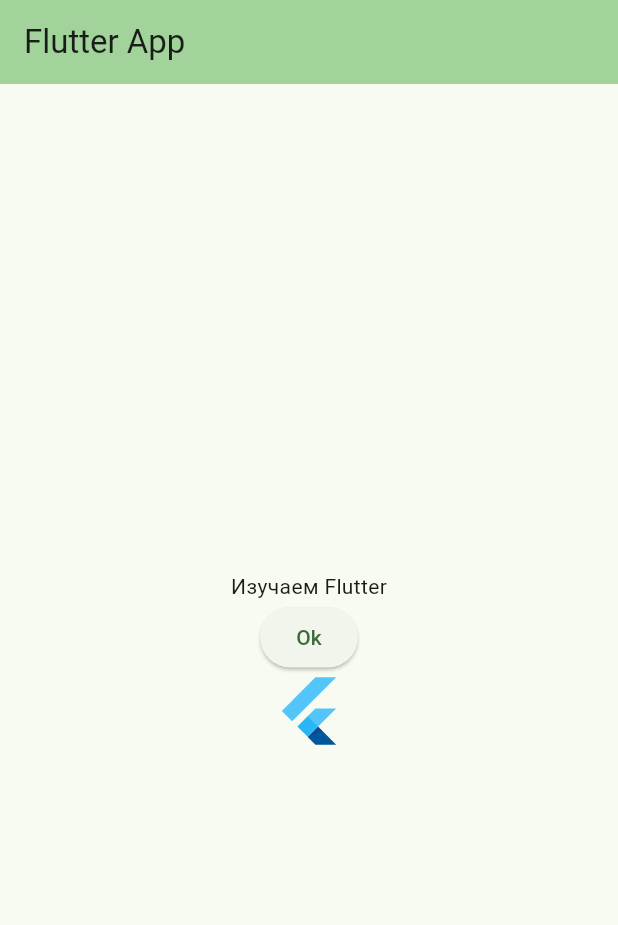
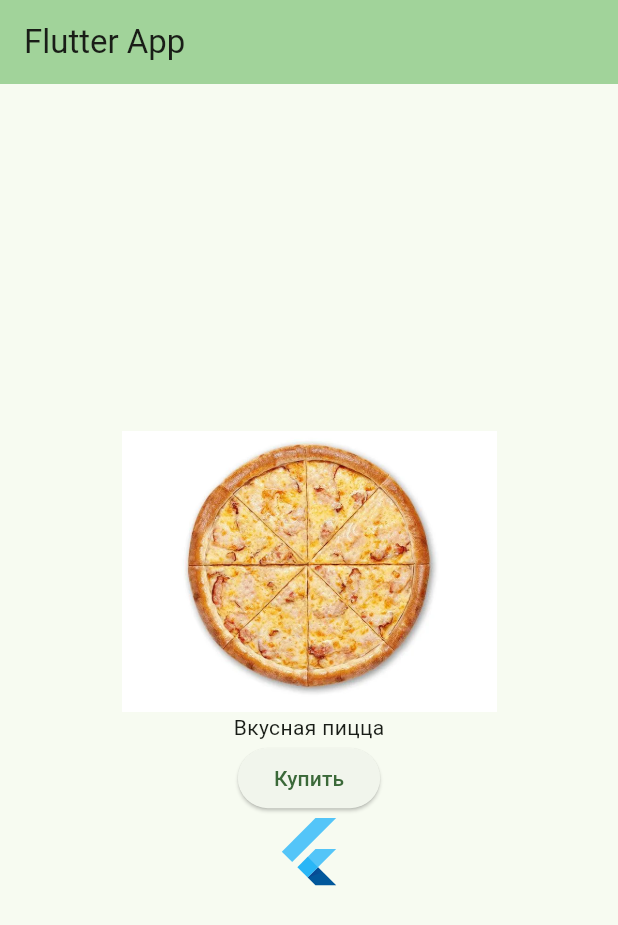
Before and after one commit to artemskorkin/course1, a Flutter app: the screen it shows after launch, on a phone screen of 412 x 824 dp. Shown: the top 925 px of the screen. Run offline on Flutter 3.47's test engine with Material 3 defaults, Android fonts, the phone set to English and light mode, and no system bars.

Commit message:
Добавили img

```diff
--- a/lib/main.dart
+++ b/lib/main.dart
@@ -11,25 +11,26 @@ class MyApp extends StatelessWidget {
   Widget build(BuildContext context) {
     var myColorScheme = ColorScheme.fromSeed(seedColor: Colors.green);
 
-
     return MaterialApp(
       title: "Flutter App",
       theme: ThemeData(
         colorScheme: myColorScheme,
-        appBarTheme: AppBarTheme(
-          backgroundColor: myColorScheme.inversePrimary,
-        ),
+        appBarTheme: AppBarTheme(backgroundColor: myColorScheme.inversePrimary),
       ),
       home: Scaffold(
-        appBar: AppBar(
-          title: const Text("Flutter App")
-        ),
+        appBar: AppBar(title: const Text("Flutter App")),
         body: Center(
           child: Column(
             mainAxisAlignment: MainAxisAlignment.center,
             children: [
-              const Text("Изучаем Flutter"),
-              ElevatedButton(onPressed: () {}, child: Text("Ok")),
+              Image.asset("assets/images/pizza.webp", width: 250),
+              const Text("Вкусная пицца"),
+              ElevatedButton(
+                onPressed: () {
+                  print("Вы купили пиццу! Спасибо за заказ!");
+                },
+                child: const Text("Купить"),
+              ),
               FlutterLogo(size: 50.0),
             ],
           ),
--- a/pubspec.yaml
+++ b/pubspec.yaml
@@ -58,9 +58,9 @@ flutter:
   uses-material-design: true
 
   # To add assets to your application, add an assets section, like this:
-  # assets:
-  #   - images/a_dot_burr.jpeg
-  #   - images/a_dot_ham.jpeg
+  assets:
+    - assets/images/
+
 
   # An image asset can refer to one or more resolution-specific "variants", see
   # https://flutter.dev/to/resolution-aware-images
```
Also changed, not shown: assets/images/pizza.webp (added).
